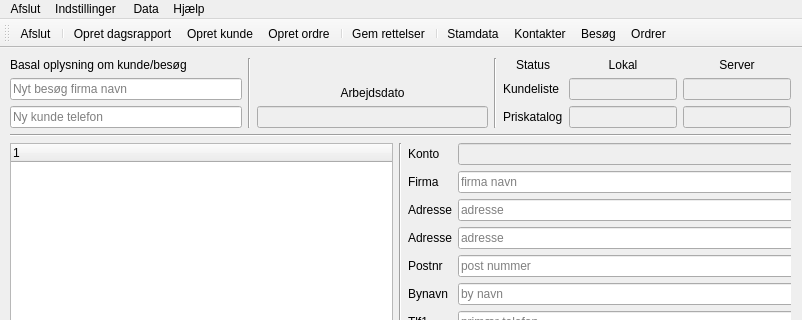
Above: buildtools/ui/main_window.ui from fhdk/eordre2 before the change; both pictures show x 0 to 802 and y 0 to 320 of the 802 by 733 pixel window. Below: the same form after it.
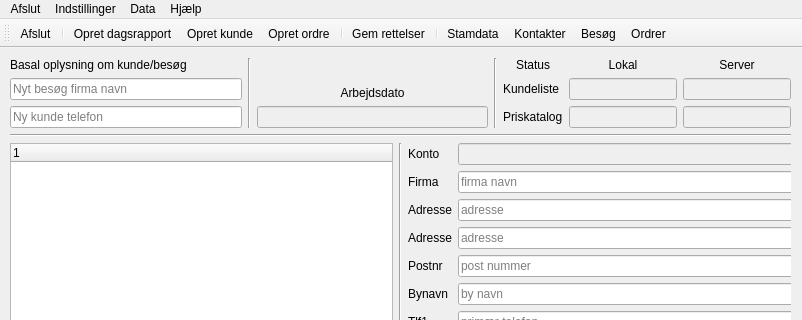
That is the form after the change.

What changed in the file:
```diff
--- a/buildtools/ui/main_window.ui
+++ b/buildtools/ui/main_window.ui
@@ -484,7 +484,7 @@
    </widget>
    <widget class="QMenu" name="menu_Data">
     <property name="title">
-     <string> Data</string>
+                    <string>Data</string>
     </property>
     <widget class="QMenu" name="menuKunde">
      <property name="title">
```
Left out of the diff: 3 changed lines with no effect on the pictures. Lines whose indentation alone changed are shown as unchanged.
